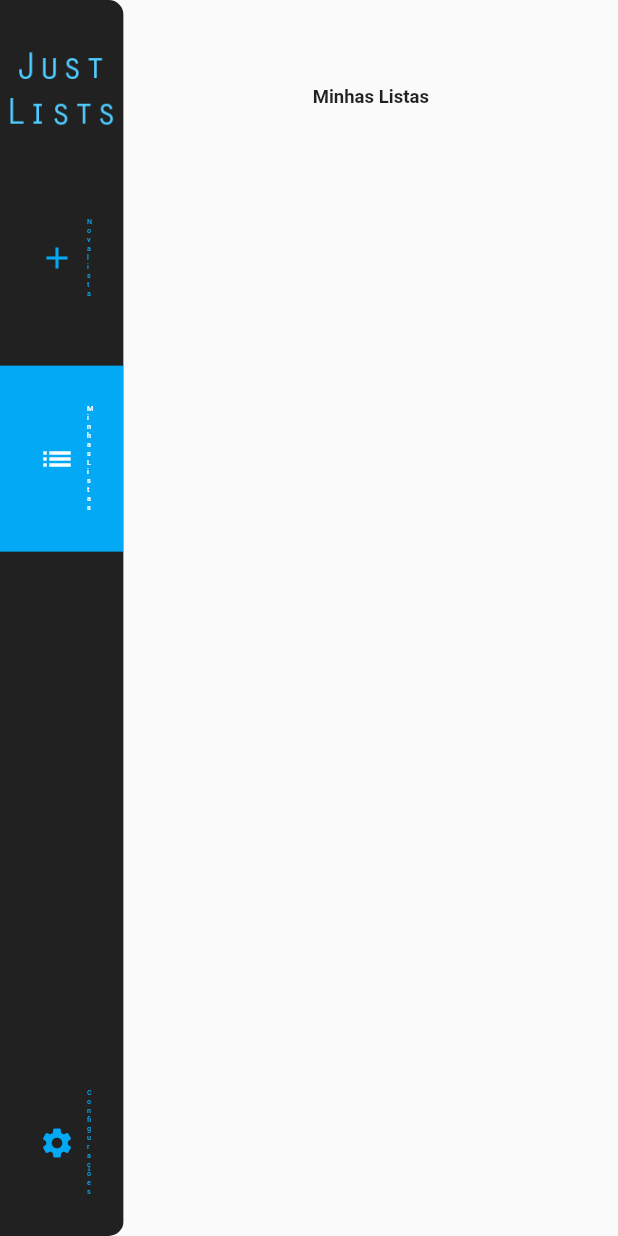
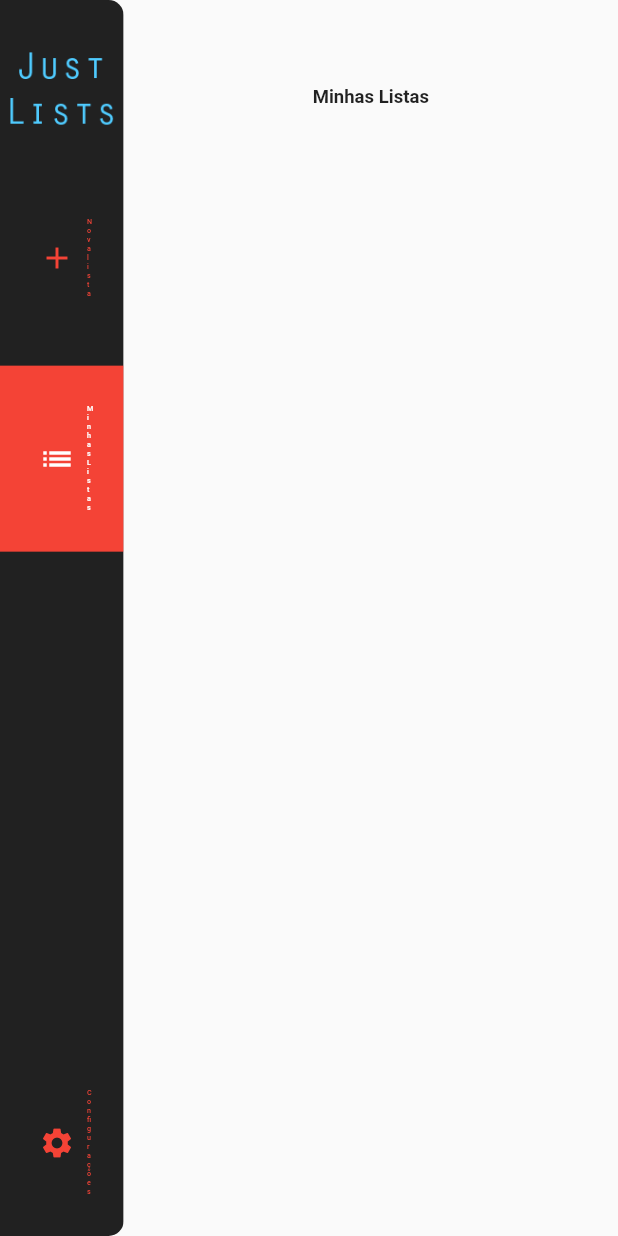
Before and after one commit to jgdml/Lists, a Flutter app: the screen it shows after launch, after a tap on "Nova lista", after a tap on "Minhas Listas", on a phone screen of 412 x 824 dp. Run offline on Flutter 3.47's test engine with Material 2 defaults, Android fonts, the phone set to English and light mode, and no system bars; our stand-ins replace cloud_firestore, firebase_core; accounts and stored records are empty.

Commit message:
renomear \ cores

```diff
--- a/lib/main.dart
+++ b/lib/main.dart
@@ -1,5 +1,3 @@
-import 'dart:io';
-
 import 'package:firebase_core/firebase_core.dart';
 import 'package:flutter/material.dart';
 import 'package:just_lists/constants.dart';
@@ -19,14 +17,14 @@ void main() async {
 
     runApp(JustLists());
 
-    testesFirestore();
+    // testesFirestore();
 }
 
 testesFirestore() async {
     DaoListaFire daoListaFire = DaoListaFire();
     var listas = await daoListaFire.buscar();
 
-    for (var lista in listas){
+    for (var lista in listas) {
         print(lista.titulo);
     }
 
@@ -61,14 +59,14 @@ class JustLists extends StatelessWidget {
         return MaterialApp(
             title: 'JustLists',
             theme: ThemeData(
-                    primarySwatch: Colors.lightBlue,
+                primarySwatch: Colors.red,
             ),
             routes: {
                 Constants.NAV_HOME: (context) => Base(Home()),
-                    Constants.NAV_CREATE_LIST: (context) =>
-                            Base(CreateList(), selected: 1),
+                Constants.NAV_CREATE_LIST: (context) => Base(CreateList(), selected: 1),
                 Constants.NAV_MY_LISTS: (context) => Base(MyLists(), selected: 2),
                 Constants.NAV_CONFIG: (context) => Base(Config(), selected: 3)
-                });
+            },
+        );
     }
 }
--- a/lib/view/widget/list_button.dart
+++ b/lib/view/widget/list_button.dart
@@ -33,7 +33,7 @@ class ListButton extends StatelessWidget {
                 style: ButtonStyle(
                     padding: MaterialStateProperty.all<EdgeInsets>(EdgeInsets.all(26)),
 
-                    backgroundColor: selected ? MaterialStateProperty.all<Color>(Colors.lightBlue) : null,
+                    backgroundColor: selected ? MaterialStateProperty.all<Color>(Theme.of(context).primaryColor) : null,
                     foregroundColor: selected ? MaterialStateProperty.all<Color>(Colors.white) : null,
 
                     shape: MaterialStateProperty.all<RoundedRectangleBorder>(
--- a/lib/view/widget/sidebar.dart
+++ b/lib/view/widget/sidebar.dart
@@ -1,11 +1,11 @@
 import 'package:flutter/material.dart';
 import 'package:flutter/rendering.dart';
 import 'package:just_lists/view/widget/list_button.dart';
-import 'package:just_lists/view/widget/sidebar_back.dart';
+import 'package:just_lists/view/widget/widget_controller/sidebar_controller.dart';
 
 class Sidebar extends StatelessWidget {
 
-    final _back = SidebarBack();
+    final _back = SidebarController();
 
     final int selected;
 
--- a/lib/view/widget/sidebar_back.dart
+++ b/lib/view/widget/widget_controller/sidebar_controller.dart
@@ -1,7 +1,7 @@
 import 'package:flutter/cupertino.dart';
 import 'package:just_lists/constants.dart';
 
-class SidebarBack{
+class SidebarController{
 
     goToHome(BuildContext context){
         Navigator.of(context).pushReplacementNamed(Constants.NAV_HOME);
```
Lines whose indentation alone changed are shown as unchanged.
